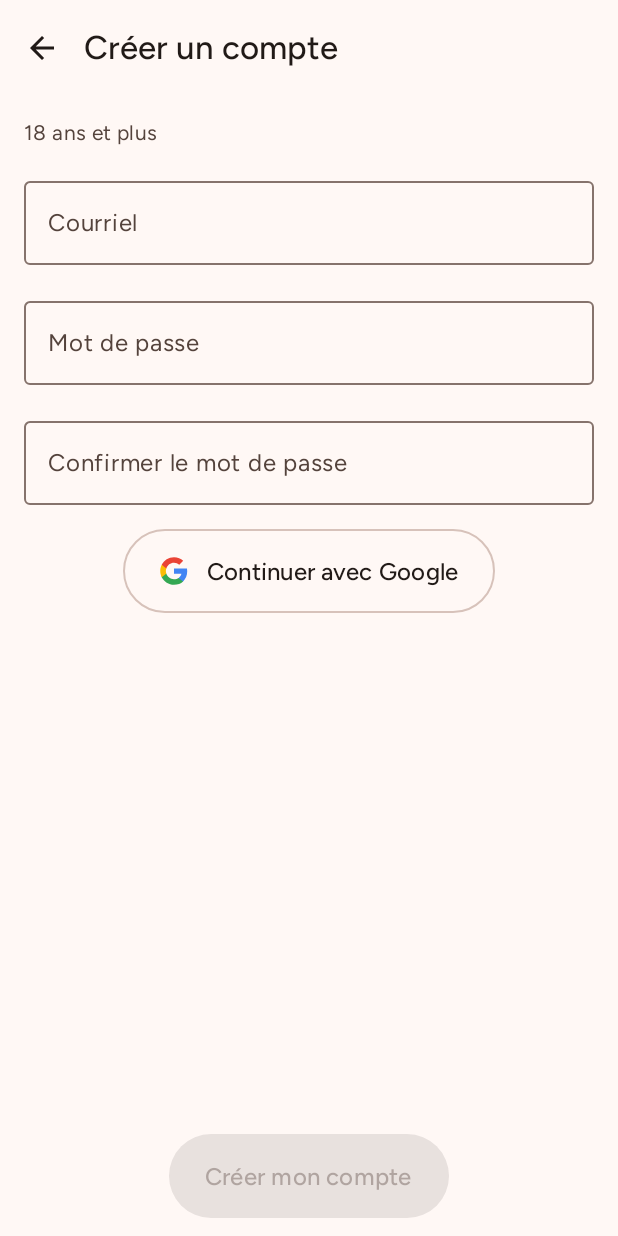
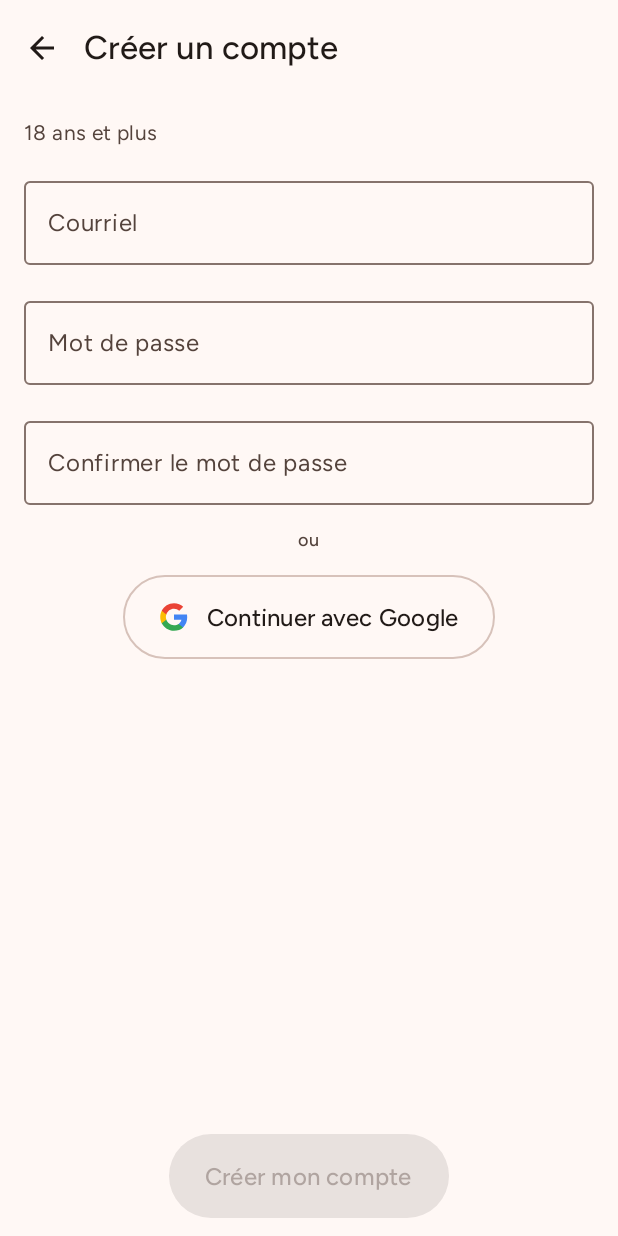
Before and after one commit to cm-verbose/Hackapp, an Android app built with Jetpack Compose: the screen it shows after launch (MainActivity), after a tap on "Créer un compte", on a phone screen of 412 x 824 dp. Run offline under Robolectric (Android 15) with nearby library versions, the phone set to English and light mode, and no system bars; our stand-ins replace Firebase (no records; nobody signed in at launch, a user with empty details on screens opened directly).

Commit message:
fix(ux): pin auth errors, add scroll divider, licences line and email validation on blur

```diff
--- a/app/src/main/java/com/example/hackapp/scaffold/screens/login/ScreenLogin.kt
+++ b/app/src/main/java/com/example/hackapp/scaffold/screens/login/ScreenLogin.kt
@@ -141,7 +141,6 @@ private fun WelcomeContent(
                 enabled = !busy,
             )
             HackappTextActionButton(stringResource(R.string.auth_forgot_password), onForgotPassword, enabled = !busy)
-            AuthErrorMessage(error)
         }
 
         Column(
@@ -151,6 +150,7 @@ private fun WelcomeContent(
             horizontalAlignment = Alignment.CenterHorizontally,
             verticalArrangement = Arrangement.spacedBy(4.dp),
         ) {
+            AuthErrorMessage(error)
             HackappPrimaryButton(
                 text = stringResource(R.string.auth_sign_in),
                 enabled = !busy && email.isNotBlank() && password.isNotEmpty(),
--- a/app/src/main/java/com/example/hackapp/scaffold/screens/login/ScreenRegister.kt
+++ b/app/src/main/java/com/example/hackapp/scaffold/screens/login/ScreenRegister.kt
@@ -42,6 +42,7 @@ fun ScreenRegister(
         title = stringResource(R.string.auth_create_account),
         onBack = onBack,
         bottomActions = {
+            AuthErrorMessage(error)
             HackappPrimaryButton(
                 text = stringResource(R.string.register_submit),
                 enabled = !busy && email.isNotBlank() && password.isNotEmpty() && confirm == password,
@@ -87,7 +88,12 @@ fun ScreenRegister(
             enabled = !busy,
             errorText = if (mismatch) stringResource(R.string.auth_error_password_mismatch) else null,
         )
-        AuthErrorMessage(error)
+        Text(
+            stringResource(R.string.label_or),
+            style = MaterialTheme.typography.labelMedium,
+            color = MaterialTheme.colorScheme.onSurfaceVariant,
+            modifier = Modifier.align(Alignment.CenterHorizontally),
+        )
         GoogleLoginButton(
             onSignedIn = onSignedIn,
             onError = { error = it },
--- a/app/src/main/java/com/example/hackapp/scaffold/screens/settings/ScreenSettings.kt
+++ b/app/src/main/java/com/example/hackapp/scaffold/screens/settings/ScreenSettings.kt
@@ -106,6 +106,7 @@ fun SettingsPage(
             is LoadState.Ready -> profile.value?.let { ProfileCards(it, language) } ?: EmptyState()
         }
         DataAttribution()
+        DataAttribution(text = stringResource(R.string.data_licences))
     }
 }
 
--- a/app/src/main/java/com/example/hackapp/ui/components/AppChrome.kt
+++ b/app/src/main/java/com/example/hackapp/ui/components/AppChrome.kt
@@ -18,6 +18,7 @@ import androidx.compose.foundation.verticalScroll
 import androidx.compose.material.icons.Icons
 import androidx.compose.material.icons.automirrored.filled.ArrowBack
 import androidx.compose.material3.ExperimentalMaterial3Api
+import androidx.compose.material3.HorizontalDivider
 import androidx.compose.material3.Icon
 import androidx.compose.material3.IconButton
 import androidx.compose.material3.MaterialTheme
@@ -135,16 +136,20 @@ fun HackappPage(
     ) {
         HackappTopBar(title, onBack = onBack, containerColor = containerColor, contentColor = contentColor)
         if (step != null && totalSteps != null) StepProgress(step, totalSteps)
+        val scrollState = rememberScrollState()
         Column(
             Modifier
                 .weight(1f)
                 .fillMaxWidth()
-                .verticalScroll(rememberScrollState())
+                .verticalScroll(scrollState)
                 .padding(16.dp),
             verticalArrangement = Arrangement.spacedBy(16.dp),
             content = content,
         )
-        if (bottomActions != null) BottomActions(content = bottomActions)
+        if (bottomActions != null) {
+            if (scrollState.canScrollForward) HorizontalDivider()
+            BottomActions(content = bottomActions)
+        }
     }
 }
 
--- a/app/src/main/res/values/strings.xml
+++ b/app/src/main/res/values/strings.xml
@@ -35,6 +35,7 @@
         <item quantity="other">%d arrondissements</item>
     </plurals>
     <!-- Qindong 2 components -->
+    <string name="data_licences">Licences : Has Things et OpenStreetMap, ODbL 1.0 · Ville de Montréal, CC BY 4.0</string>
     <string name="data_attribution">Données : Has Things (hasthings.com), Ville de Montréal, © les contributeurs d’OpenStreetMap</string>
     <string name="district_add_as_position">Ajouter en %1$de</string>
     <string name="district_choose_another">Choisir un autre</string>
@@ -142,7 +143,7 @@
     <string name="audience_no_alcohol">Sans alcool</string>
     <string name="audience_bars_hidden_note">Bars masqués</string>
     <string name="interests_title">Intérêts et cuisines</string>
-    <string name="interests_subtitle">Pour classer les résultats, sans rien masquer</string>
+    <string name="interests_subtitle">Classe les résultats sans rien masquer</string>
     <string name="interests_event_types">Types d’événements</string>
     <string name="interests_cuisines">Cuisines</string>
     <string name="stop_kind_event">Événement</string>
```
Also changed, not shown: app/src/main/java/com/example/hackapp/scaffold/screens/onboarding/OnboardingPages.kt (+9 -1 lines), 1 other file.
